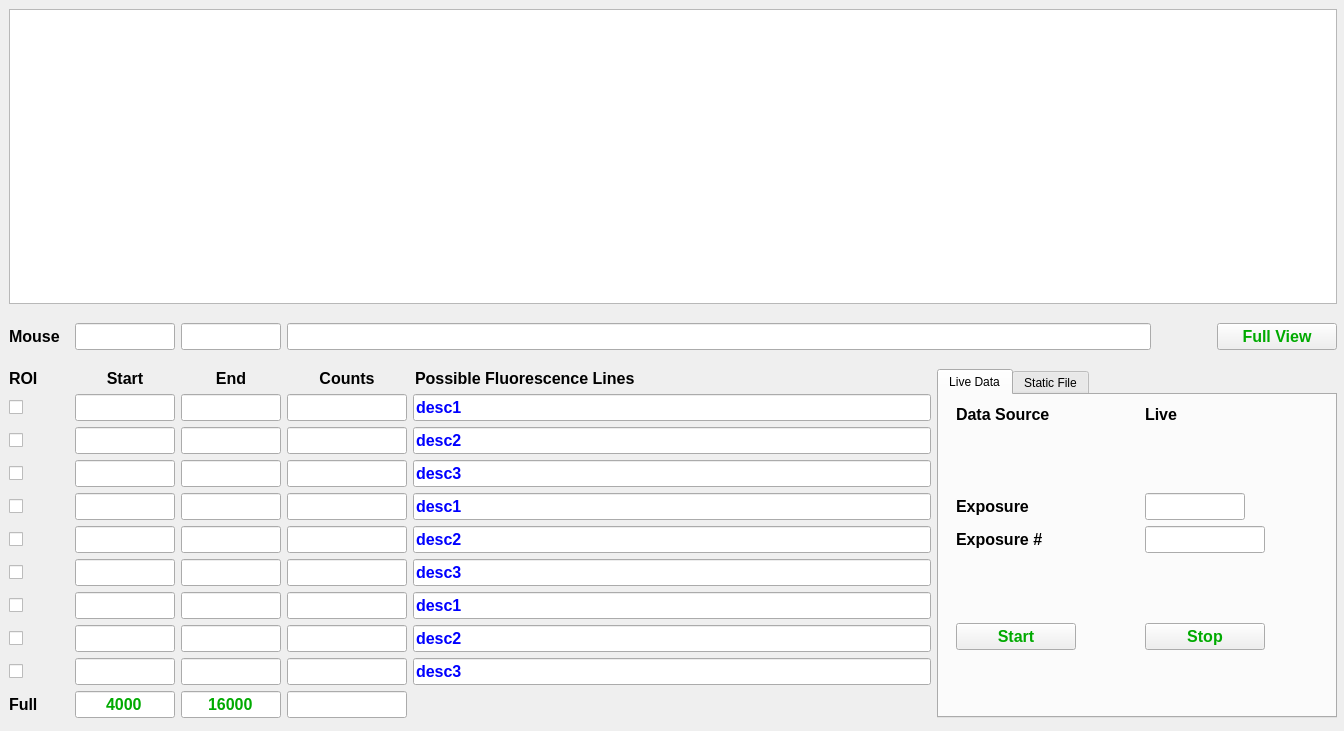
Above: SSRL_MCA.ui from laura-king/pyMCA-ui before the change. Below: the same form after it.
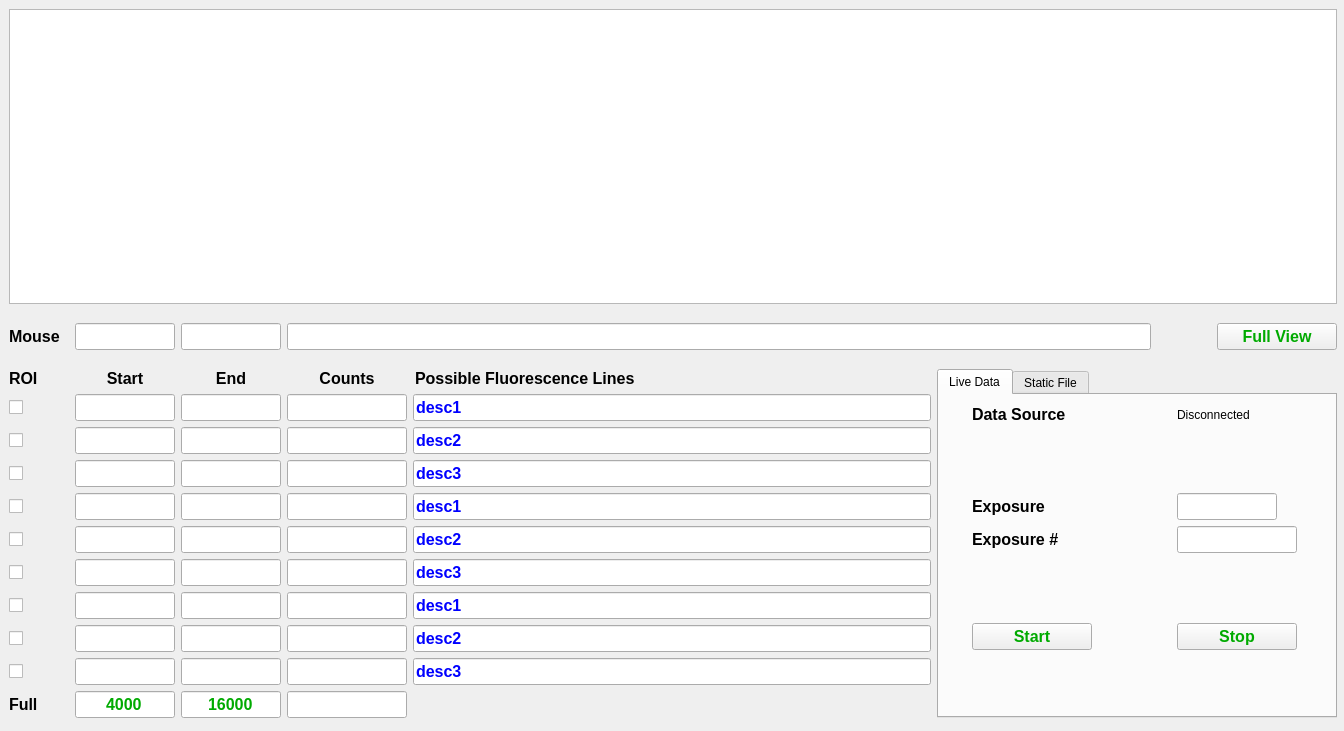
That is the form after the change. The open tabs and pages were chosen to show the change. Custom widgets are drawn as their Qt base class.

Commit message: new label, focus change

Diff of the .ui file:
```diff
--- a/SSRL_MCA.ui
+++ b/SSRL_MCA.ui
@@ -4801,34 +4801,9 @@
             </spacer>
            </item>
            <item row="0" column="1">
-            <widget class="QLabel" name="liveDataText">
-             <property name="sizePolicy">
-              <sizepolicy hsizetype="Fixed" vsizetype="Fixed">
-               <horstretch>0</horstretch>
-               <verstretch>0</verstretch>
-              </sizepolicy>
-             </property>
-             <property name="minimumSize">
-              <size>
-               <width>166</width>
-               <height>0</height>
-              </size>
-             </property>
-             <property name="maximumSize">
-              <size>
-               <width>166</width>
-               <height>16777215</height>
-              </size>
-             </property>
-             <property name="font">
-              <font>
-               <pointsize>12</pointsize>
-               <weight>75</weight>
-               <bold>true</bold>
-              </font>
-             </property>
+            <widget class="QLabel" name="connectStatusLabel">
              <property name="text">
-              <string>Live</string>
+              <string>Disconnected</string>
              </property>
             </widget>
            </item>
```
Left out of the diff: 2 changed lines with no effect on the pictures.
